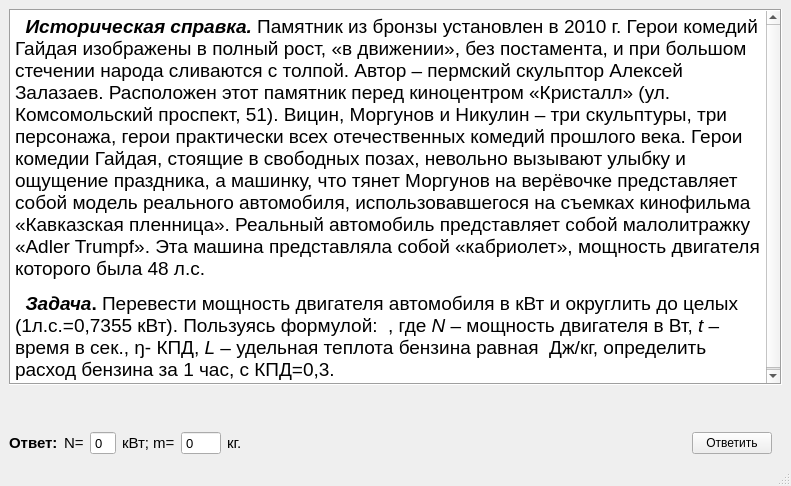
Old version of the form FifthTaskWindow.ui in the repository VladZuykin/quest.
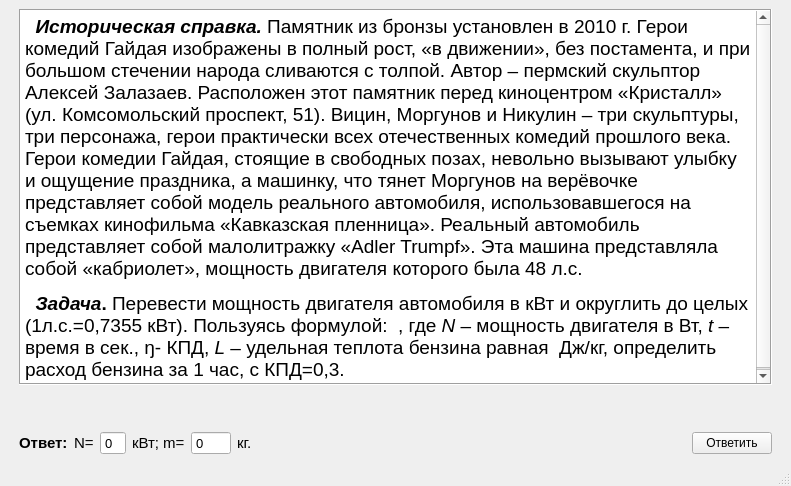
New version of the form.

Commit message: Доделано всё but maps, исправлены ui files

Diff of the .ui file:
```diff
--- a/FifthTaskWindow.ui
+++ b/FifthTaskWindow.ui
@@ -16,6 +16,24 @@
   <widget class="QWidget" name="centralwidget">
    <layout class="QVBoxLayout" name="verticalLayout">
     <item>
+     <layout class="QHBoxLayout" name="horizontalLayout_2">
+      <item>
+       <spacer name="horizontalSpacer_4">
+        <property name="orientation">
+         <enum>Qt::Horizontal</enum>
+        </property>
+        <property name="sizeType">
+         <enum>QSizePolicy::Fixed</enum>
+        </property>
+        <property name="sizeHint" stdset="0">
+         <size>
+          <width>10</width>
+          <height>20</height>
+         </size>
+        </property>
+       </spacer>
+      </item>
+      <item>
      <widget class="QTextBrowser" name="textBrowser">
       <property name="frameShape">
        <enum>QFrame::Box</enum>
@@ -31,6 +49,24 @@
      </widget>
     </item>
     <item>
+       <spacer name="horizontalSpacer_3">
+        <property name="orientation">
+         <enum>Qt::Horizontal</enum>
+        </property>
+        <property name="sizeType">
+         <enum>QSizePolicy::Fixed</enum>
+        </property>
+        <property name="sizeHint" stdset="0">
+         <size>
+          <width>10</width>
+          <height>20</height>
+         </size>
+        </property>
+       </spacer>
+      </item>
+     </layout>
+    </item>
+    <item>
      <spacer name="verticalSpacer">
       <property name="orientation">
        <enum>Qt::Vertical</enum>
@@ -48,6 +84,22 @@
     </item>
     <item>
      <layout class="QHBoxLayout" name="horizontalLayout">
+      <item>
+       <spacer name="horizontalSpacer_5">
+        <property name="orientation">
+         <enum>Qt::Horizontal</enum>
+        </property>
+        <property name="sizeType">
+         <enum>QSizePolicy::Fixed</enum>
+        </property>
+        <property name="sizeHint" stdset="0">
+         <size>
+          <width>10</width>
+          <height>20</height>
+         </size>
+        </property>
+       </spacer>
+      </item>
       <item>
        <widget class="QLabel" name="label">
         <property name="font">
```
Lines whose indentation alone changed are shown as unchanged. The commit also changes 7 other files.
